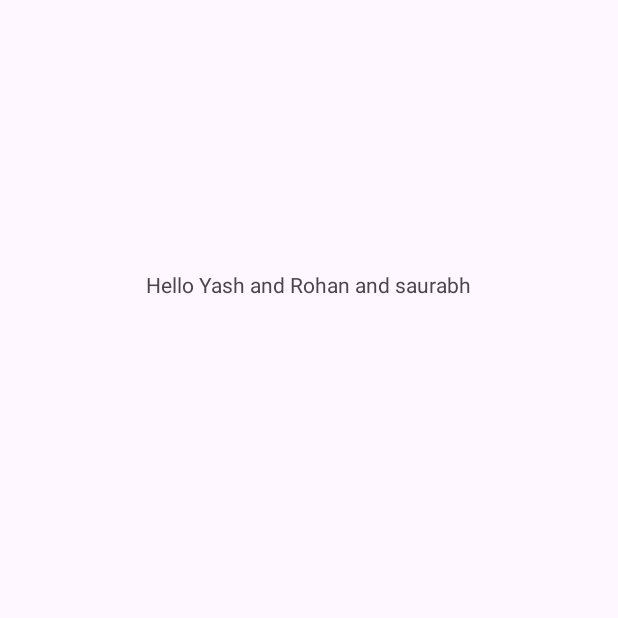
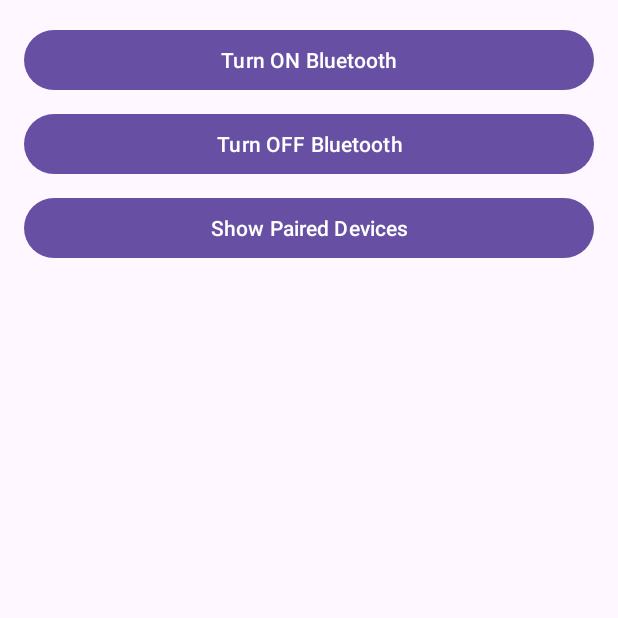
Before and after one commit to saurabh-gawade-29/MyFirstApplication, an Android app: the screen it shows after launch (MainActivity), on a phone screen of 412 x 824 dp, the top half of it. Run offline under Robolectric (Android 15) with nearby library versions, the phone set to English and light mode, and no system bars.

Commit message:
Bluetooth Added

```diff
--- a/app/src/main/java/com/example/myfirstapplication/MainActivity.java
+++ b/app/src/main/java/com/example/myfirstapplication/MainActivity.java
@@ -1,24 +1,91 @@
 package com.example.myfirstapplication;
 
+import androidx.appcompat.app.AppCompatActivity;
+import androidx.core.app.ActivityCompat;
+
+import android.Manifest;
+import android.bluetooth.BluetoothAdapter;
+import android.bluetooth.BluetoothDevice;
+import android.content.Intent;
+import android.content.pm.PackageManager;
 import android.os.Bundle;
-
-import androidx.activity.EdgeToEdge;
-import androidx.appcompat.app.AppCompatActivity;
-import androidx.core.graphics.Insets;
-import androidx.core.view.ViewCompat;
-import androidx.core.view.WindowInsetsCompat;
+import android.widget.ArrayAdapter;
+import android.widget.Button;
+import android.widget.ListView;
+import android.widget.Toast;
+import java.util.Set;
 
 public class MainActivity extends AppCompatActivity {
+
+    BluetoothAdapter bluetoothAdapter;
+    Button btnOn, btnOff, btnPaired;
+    ListView listDevices;
 
     @Override
     protected void onCreate(Bundle savedInstanceState) {
         super.onCreate(savedInstanceState);
-        EdgeToEdge.enable(this);
         setContentView(R.layout.activity_main);
-        ViewCompat.setOnApplyWindowInsetsListener(findViewById(R.id.main), (v, insets) -> {
-            Insets systemBars = insets.getInsets(WindowInsetsCompat.Type.systemBars());
-            v.setPadding(systemBars.left, systemBars.top, systemBars.right, systemBars.bottom);
-            return insets;
+
+        btnOn = findViewById(R.id.btnOn);
+        btnOff = findViewById(R.id.btnOff);
+        btnPaired = findViewById(R.id.btnPaired);
+        listDevices = findViewById(R.id.listDevices);
+
+        bluetoothAdapter = BluetoothAdapter.getDefaultAdapter();
+
+        // Check Bluetooth support
+        if (bluetoothAdapter == null) {
+            Toast.makeText(this, "Bluetooth not supported on this device", Toast.LENGTH_LONG).show();
+            finish();
+            return;
+        }
+
+        // Turn ON Bluetooth
+        btnOn.setOnClickListener(v -> {
+            if (!bluetoothAdapter.isEnabled()) {
+                Intent enableBtIntent = new Intent(BluetoothAdapter.ACTION_REQUEST_ENABLE);
+                if (ActivityCompat.checkSelfPermission(this, Manifest.permission.BLUETOOTH_CONNECT) != PackageManager.PERMISSION_GRANTED) {
+                    // TODO: Consider calling
+                    //    ActivityCompat#requestPermissions
+                    // here to request the missing permissions, and then overriding
+                    //   public void onRequestPermissionsResult(int requestCode, String[] permissions,
+                    //                                          int[] grantResults)
+                    // to handle the case where the user grants the permission. See the documentation
+                    // for ActivityCompat#requestPermissions for more details.
+                    return;
+                }
+                startActivityForResult(enableBtIntent, 1);
+            } else {
+                Toast.makeText(this, "Bluetooth is already ON", Toast.LENGTH_SHORT).show();
+            }
+        });
+
+        // Turn OFF Bluetooth
+        btnOff.setOnClickListener(v -> {
+            if (bluetoothAdapter.isEnabled()) {
+                bluetoothAdapter.disable();
+                Toast.makeText(this, "Bluetooth turned OFF", Toast.LENGTH_SHORT).show();
+            } else {
+                Toast.makeText(this, "Bluetooth is already OFF", Toast.LENGTH_SHORT).show();
+            }
+        });
+
+        // Show Paired Devices
+        btnPaired.setOnClickListener(v -> {
+            if (bluetoothAdapter.isEnabled()) {
+                Set<BluetoothDevice> pairedDevices = bluetoothAdapter.getBondedDevices();
+                String[] deviceNames = new String[pairedDevices.size()];
+                int i = 0;
+                for (BluetoothDevice device : pairedDevices) {
+                    deviceNames[i++] = device.getName() + " - " + device.getAddress();
+                }
+
+                ArrayAdapter<String> adapter = new ArrayAdapter<>(this,
+                        android.R.layout.simple_list_item_1, deviceNames);
+                listDevices.setAdapter(adapter);
+            } else {
+                Toast.makeText(this, "Turn ON Bluetooth first", Toast.LENGTH_SHORT).show();
+            }
         });
     }
 }
--- a/app/src/main/res/layout/activity_main.xml
+++ b/app/src/main/res/layout/activity_main.xml
@@ -1,21 +1,34 @@
 <?xml version="1.0" encoding="utf-8"?>
-<androidx.constraintlayout.widget.ConstraintLayout xmlns:android="http://schemas.android.com/apk/res/android"
-    xmlns:app="http://schemas.android.com/apk/res-auto"
-    xmlns:tools="http://schemas.android.com/tools"
-    android:id="@+id/main"
+<LinearLayout xmlns:android="http://schemas.android.com/apk/res/android"
     android:layout_width="match_parent"
     android:layout_height="match_parent"
-    tools:context=".MainActivity">
+    android:padding="16dp"
+    android:orientation="vertical">
 
-    <TextView
-        android:layout_width="wrap_content"
+    <Button
+        android:id="@+id/btnOn"
+        android:text="Turn ON Bluetooth"
+        android:layout_width="match_parent"
+        android:layout_height="wrap_content" />
+
+    <Button
+        android:id="@+id/btnOff"
+        android:text="Turn OFF Bluetooth"
+        android:layout_width="match_parent"
         android:layout_height="wrap_content"
-        android:text="Hello Yash and Rohan and saurabh"
-        app:layout_constraintBottom_toBottomOf="parent"
-        app:layout_constraintEnd_toEndOf="parent"
-        app:layout_constraintHorizontal_bias="0.497"
-        app:layout_constraintStart_toStartOf="parent"
-        app:layout_constraintTop_toTopOf="parent"
-        app:layout_constraintVertical_bias="0.224" />
+        android:layout_marginTop="8dp"/>
 
-</androidx.constraintlayout.widget.ConstraintLayout>
+    <Button
+        android:id="@+id/btnPaired"
+        android:text="Show Paired Devices"
+        android:layout_width="match_parent"
+        android:layout_height="wrap_content"
+        android:layout_marginTop="8dp"/>
+
+    <ListView
+        android:id="@+id/listDevices"
+        android:layout_width="match_parent"
+        android:layout_height="wrap_content"
+        android:layout_marginTop="16dp"/>
+
+</LinearLayout>
```
Also changed, not shown: app/src/main/AndroidManifest.xml (+7 -0 lines).
